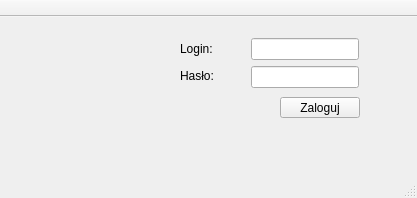
First picture: the form in RentDVD/mainwindow.ui, repository ekspensum/CPP_Projects, before the edit.
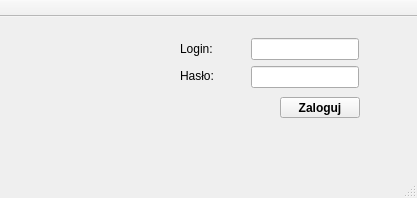
Second picture: the form after the edit.

```diff
--- a/RentDVD/mainwindow.ui
+++ b/RentDVD/mainwindow.ui
@@ -75,6 +75,12 @@
       <height>21</height>
      </rect>
     </property>
+    <property name="font">
+     <font>
+      <weight>75</weight>
+      <bold>true</bold>
+     </font>
+    </property>
     <property name="text">
      <string>Zaloguj</string>
     </property>
```
